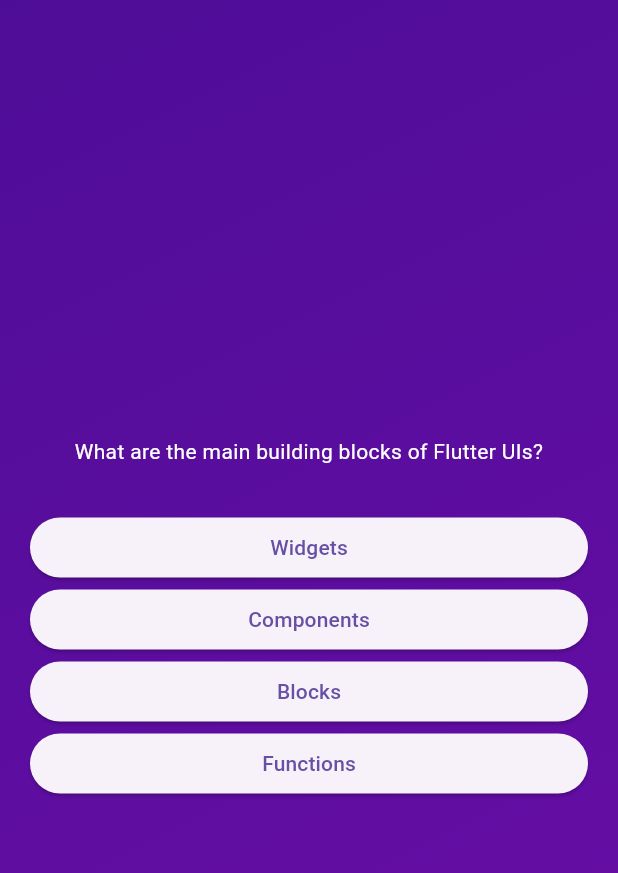
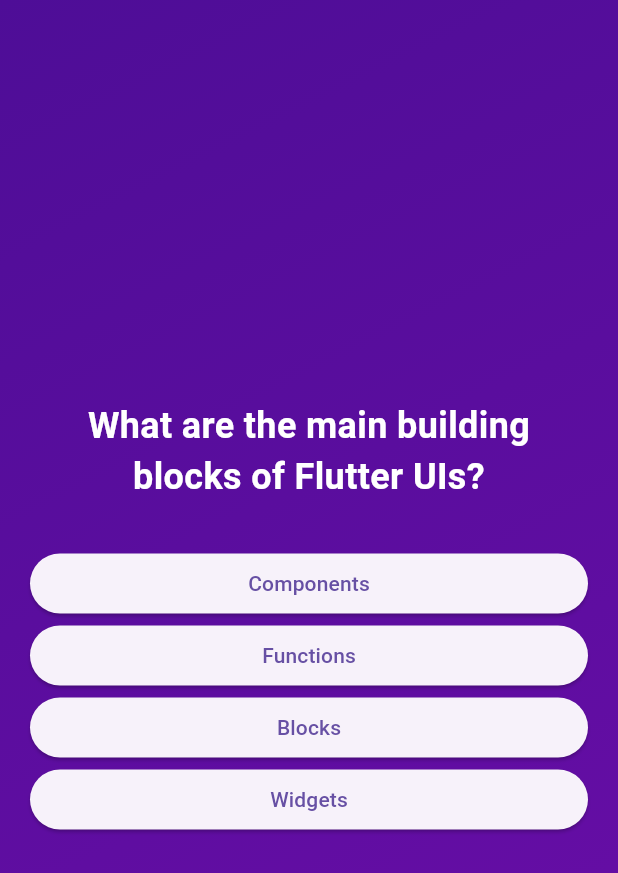
Before and after one commit to saksham-raghuvanshi/flutter-quiz-app, a Flutter app: the screen it shows after launch, after a tap on "Start Quiz", on a phone screen of 412 x 824 dp. Shown: the top 873 px of the screen. Run offline on Flutter 3.47's test engine with Material 3 defaults, Android fonts, the phone set to English and light mode, and no system bars.

Commit message:
Google Fonts ans Answer map

```diff
--- a/lib/answer_button.dart
+++ b/lib/answer_button.dart
@@ -12,7 +12,7 @@ class AnswerButton extends StatelessWidget {
   @override
   Widget build(BuildContext context) {
     return ElevatedButton(
-      onPressed: () {},
+      onPressed: onTap,
       style: ElevatedButton.styleFrom(
         padding: const EdgeInsets.symmetric(vertical: 10, horizontal: 40),
       ),
--- a/lib/models/quiz_questions.dart
+++ b/lib/models/quiz_questions.dart
@@ -3,4 +3,11 @@ class QuizQuestion {
 
   final String text;
   final List<String> answers;
+
+  List<String> getShuffledAnswers() {
+    final shuffledList = List.of(answers);
+    shuffledList.shuffle();
+
+    return shuffledList;
+  }
 }
--- a/lib/question_screen.dart
+++ b/lib/question_screen.dart
@@ -10,9 +10,18 @@ class QuestionsScreen extends StatefulWidget {
 }
 
 class _QuestionsScreenState extends State<QuestionsScreen> {
+  var questionstatus = 0;
+
+  void questionInc() {
+    setState(() {
+      questionstatus++;
+    });
+  }
+
   @override
   Widget build(context) {
-    final currentQuestion = questions[0];
+    final currentQuestion = questions[questionstatus];
+
     return SizedBox(
       width: double.infinity,
       child: Container(
@@ -23,14 +32,18 @@ class _QuestionsScreenState extends State<QuestionsScreen> {
           children: [
             Text(
               currentQuestion.text,
-              style: TextStyle(color: Colors.white),
+              style: TextStyle(
+                color: Colors.white,
+                fontSize: 24,
+                fontWeight: FontWeight.bold,
+              ),
               textAlign: TextAlign.center,
             ),
             const SizedBox(
               height: 30,
             ),
-            ...currentQuestion.answers.map((answer) {
-              return AnswerButton(answerText: answer, onTap: () {});
+            ...currentQuestion.getShuffledAnswers().map((answer) {
+              return AnswerButton(answerText: answer, onTap: questionInc);
             }),
           ],
         ),
--- a/pubspec.yaml
+++ b/pubspec.yaml
@@ -35,6 +35,7 @@ dependencies:
   # The following adds the Cupertino Icons font to your application.
   # Use with the CupertinoIcons class for iOS style icons.
   cupertino_icons: ^1.0.2
+  google_fonts: ^6.2.0
 
 dev_dependencies:
   flutter_test:
```
Also changed, not shown: pubspec.lock, 1 other file.
